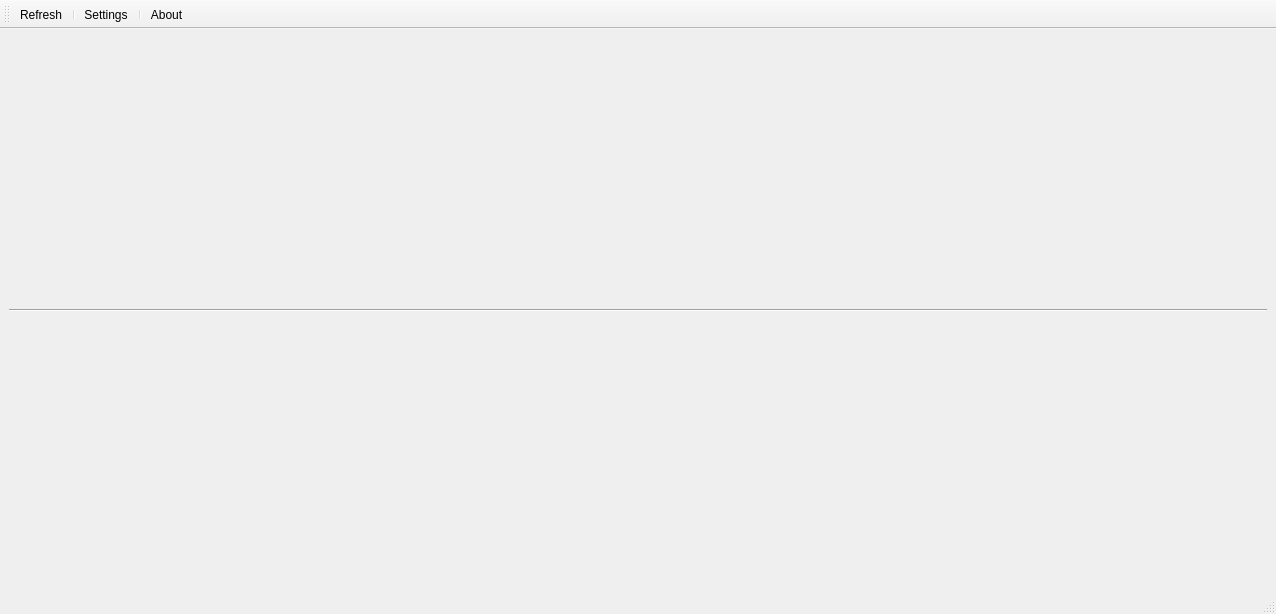
Above: mainwindow.ui from aiekick/ProjectStationMeteo before the change. Below: the same form after it.
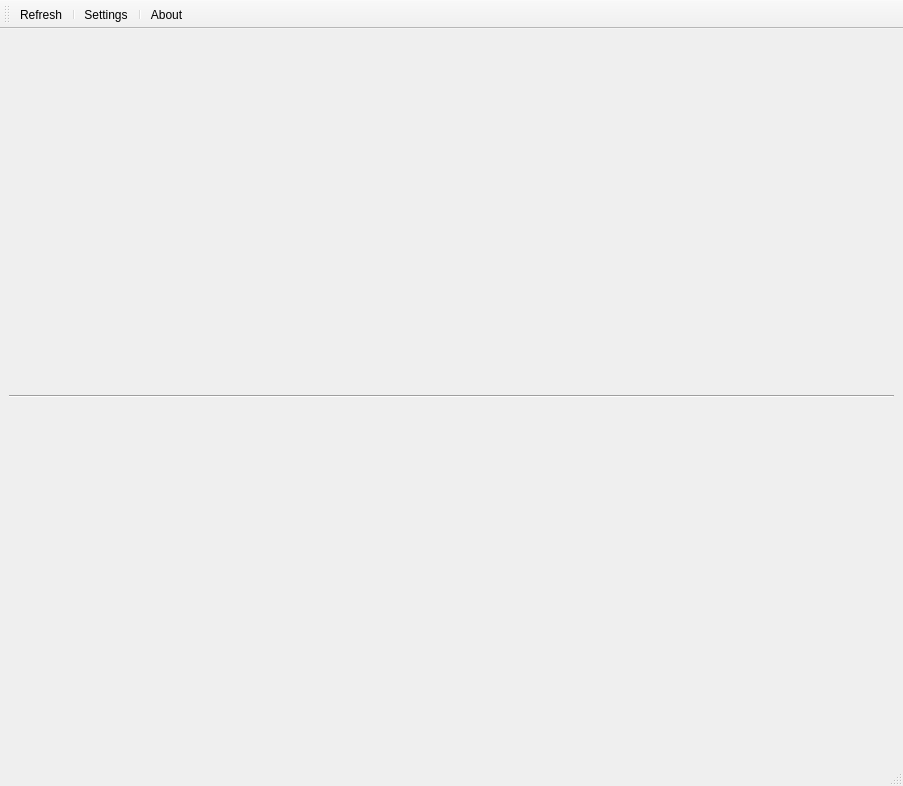
That is the form after the change. Icons and pictures are not drawn. Custom widgets are drawn as their Qt base class.

The edit to the form file:
```diff
--- a/mainwindow.ui
+++ b/mainwindow.ui
@@ -6,8 +6,8 @@
    <rect>
     <x>0</x>
     <y>0</y>
-    <width>1276</width>
-    <height>614</height>
+    <width>903</width>
+    <height>786</height>
    </rect>
   </property>
   <property name="windowTitle">
```
Left out of the diff: 8 changed lines with no effect on the pictures.
